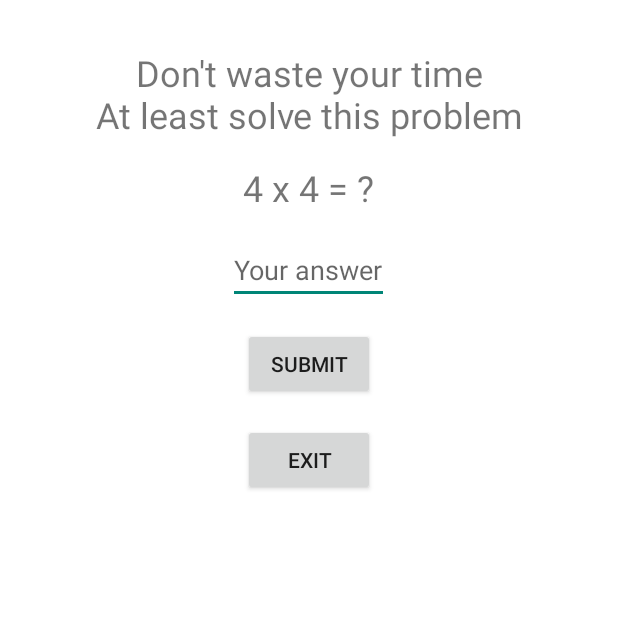
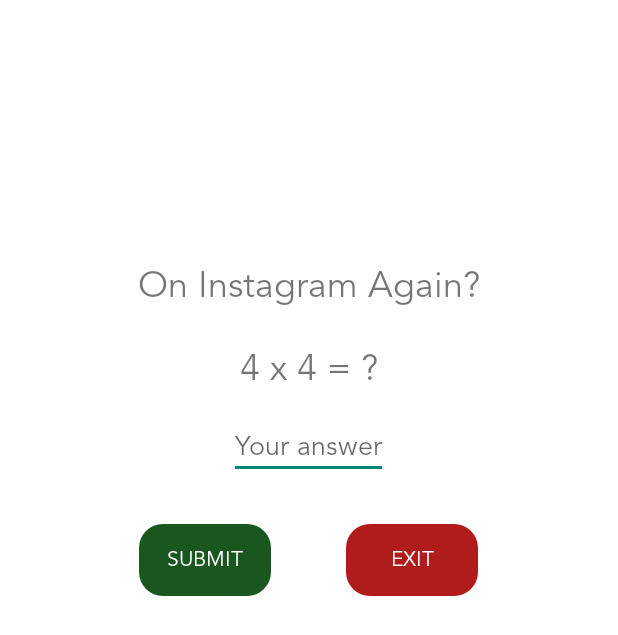
Before and after one commit to Elutherius/appvacation, an Android app built with Jetpack Compose: the layout overlay_layout.xml on its own in the app's theme, with its tools: preview values and no code run, on a phone screen of 412 x 824 dp. Shown: the top 635 px of the screen. Run offline under Robolectric (Android 15) with nearby library versions, the phone set to English and light mode, and no system bars.

Commit message:
COlour buttons

```diff
--- /dev/null
+++ b/app/src/main/res/drawable/button_rounded_corners.xml
@@ -0,0 +1,4 @@
+<?xml version="1.0" encoding="utf-8"?>
+<shape xmlns:android="http://schemas.android.com/apk/res/android">
+    <corners android:radius="16dp" />
+</shape>
--- /dev/null
+++ b/app/src/main/res/font/avenirltstd_book.xml
@@ -0,0 +1,7 @@
+<?xml version="1.0" encoding="utf-8"?>
+<font-family xmlns:android="http://schemas.android.com/apk/res/android">
+    <font
+        android:fontStyle="normal"
+        android:fontWeight="400"
+        android:font="@font/avenir_ltstd_book" />
+</font-family>
--- a/app/src/main/res/layout/overlay_layout.xml
+++ b/app/src/main/res/layout/overlay_layout.xml
@@ -8,10 +8,11 @@
         android:layout_width="wrap_content"
         android:layout_height="wrap_content"
         android:layout_centerHorizontal="true"
-        android:layout_marginTop="32dp"
-        android:text="Don't waste your time\nAt least solve this problem"
+        android:layout_marginTop="175dp"
+        android:text="On Instagram Again?"
         android:textSize="24sp"
-        android:textAlignment="center" />
+        android:textAlignment="center"
+        android:fontFamily="@font/avenirltstd_book" />
 
     <TextView
         android:id="@+id/mathProblemTextView"
@@ -19,9 +20,10 @@
         android:layout_height="wrap_content"
         android:layout_below="@id/instructionTextView"
         android:layout_centerHorizontal="true"
-        android:layout_marginTop="16dp"
+        android:layout_marginTop="25dp"
         android:text="4 x 4 = ?"
-        android:textSize="24sp" />
+        android:textSize="24sp"
+        android:fontFamily="@font/avenirltstd_book" />
 
     <EditText
         android:id="@+id/answerEditText"
@@ -30,25 +32,40 @@
         android:layout_below="@id/mathProblemTextView"
         android:layout_centerHorizontal="true"
         android:layout_marginTop="16dp"
-        android:hint="Your answer" />
+        android:hint="Your answer"
+        android:fontFamily="@font/avenirltstd_book" />
 
-    <Button
-        android:id="@+id/submitButton"
+    <LinearLayout
         android:layout_width="wrap_content"
         android:layout_height="wrap_content"
         android:layout_below="@id/answerEditText"
         android:layout_centerHorizontal="true"
-        android:layout_marginTop="16dp"
-        android:text="Submit" />
+        android:layout_marginTop="30dp"
+        android:orientation="horizontal">
 
-    <Button
-        android:id="@+id/exitButton"
-        android:layout_width="wrap_content"
-        android:layout_height="wrap_content"
-        android:layout_below="@id/submitButton"
-        android:layout_centerHorizontal="true"
-        android:layout_marginTop="16dp"
-        android:text="Exit" />
+        <Button
+            android:id="@+id/submitButton"
+            android:layout_width="wrap_content"
+            android:layout_height="wrap_content"
+
+            android:text="Submit"
+            android:fontFamily="@font/avenirltstd_book"
+            android:background="@drawable/button_rounded_corners"
+            android:textColor="#FFFFFF"
+            android:backgroundTint="#19571E"
+            android:layout_marginEnd="50dp" />
+
+        <Button
+            android:id="@+id/exitButton"
+            android:layout_width="wrap_content"
+            android:layout_height="wrap_content"
+            android:text="Exit"
+            android:fontFamily="@font/avenirltstd_book"
+            android:background="@drawable/button_rounded_corners"
+            android:textColor="#FFFFFF"
+            android:backgroundTint="#B01B1B" />
+
+    </LinearLayout>
 
     <TextView
         android:id="@+id/countdownTextView"
@@ -58,7 +75,8 @@
         android:text="Try again in x minute x second"
         android:textSize="24sp"
         android:textAlignment="center"
-        android:visibility="gone" />
+        android:visibility="gone"
+        android:fontFamily="@font/avenirltstd_book" />
 
     <TextView
         android:id="@+id/incorrectAnswerTextView"
@@ -70,6 +88,7 @@
         android:text="At least solve it correctly loser."
         android:textSize="24sp"
         android:textAlignment="center"
-        android:visibility="gone" />
+        android:visibility="gone"
+        android:fontFamily="@font/avenirltstd_book" />
 
 </RelativeLayout>
```
Also changed, not shown: app/src/main/res/font/avenir_ltstd_book.otf (added).
